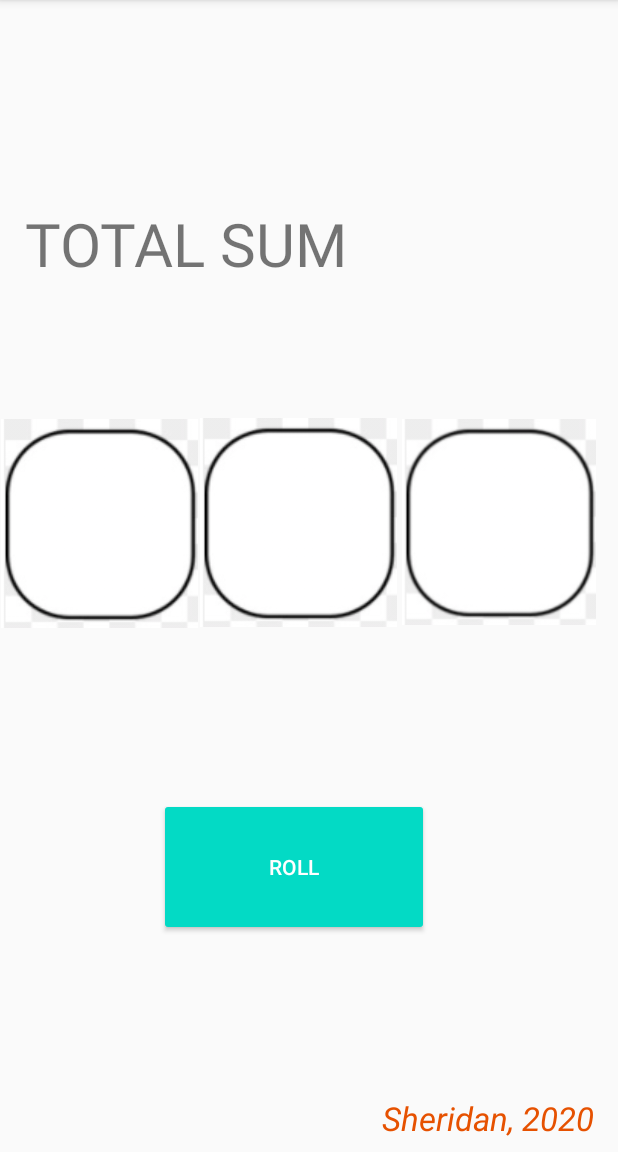
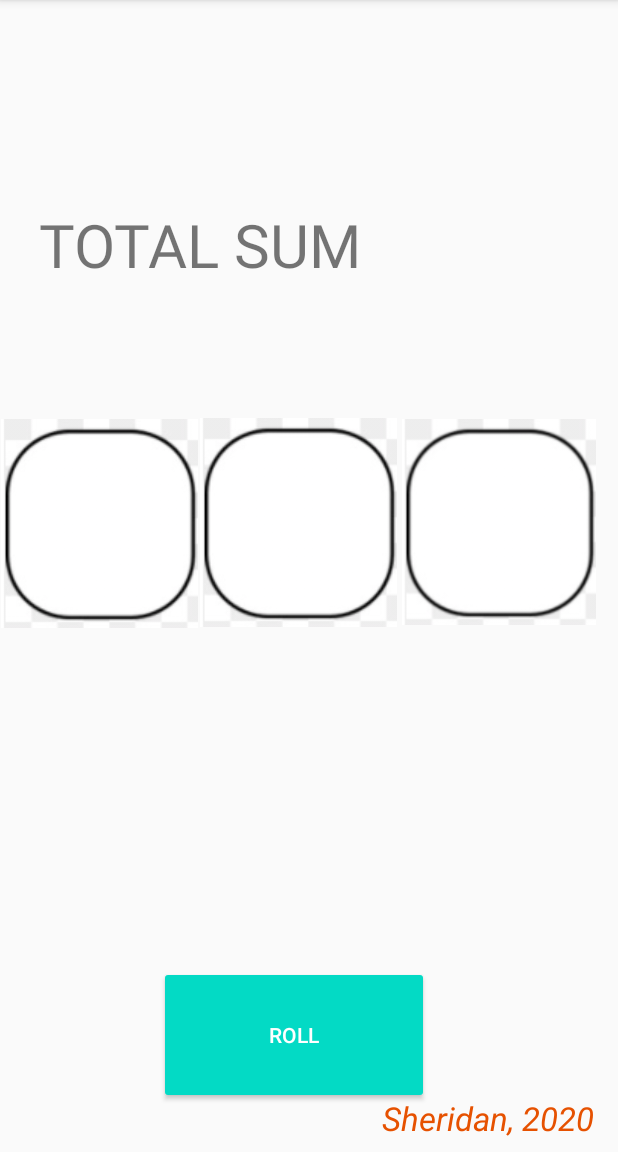
Before and after one commit to MrCoderithm/Assignment2, an Android app: the screen it shows after launch (MainActivity), on a phone screen of 412 x 824 dp, the part 84-1236 px from its top. Run offline under Robolectric (Android 15) with nearby library versions, the phone set to English and light mode, and no system bars; our stand-ins replace data binding, navigation-ui.

Commit message:
Fixed constraints on fragment_input.xml for horizontal and vertical view

```diff
--- a/app/src/main/res/layout/fragment_input.xml
+++ b/app/src/main/res/layout/fragment_input.xml
@@ -33,10 +33,10 @@
             android:textSize="40sp"
             app:layout_constraintBottom_toBottomOf="parent"
             app:layout_constraintEnd_toEndOf="parent"
-            app:layout_constraintHorizontal_bias="0.181"
+            app:layout_constraintHorizontal_bias="0.0"
             app:layout_constraintStart_toStartOf="parent"
             app:layout_constraintTop_toTopOf="parent"
-            app:layout_constraintVertical_bias="0.404" />
+            app:layout_constraintVertical_bias="0.306" />
 
         <TextView
             android:id="@+id/total_sum"
@@ -50,15 +50,17 @@
             android:textSize="40sp"
             app:layout_constraintBottom_toBottomOf="parent"
             app:layout_constraintEnd_toEndOf="parent"
+            app:layout_constraintHorizontal_bias="0.187"
             app:layout_constraintStart_toStartOf="parent"
-            app:layout_constraintTop_toTopOf="parent" />
+            app:layout_constraintTop_toTopOf="parent"
+            app:layout_constraintVertical_bias="0.328" />
 
         <Button
             android:id="@+id/roll_button"
             style="@style/Widget.AppCompat.Button.Colored"
             android:layout_width="180dp"
             android:layout_height="92dp"
-            android:layout_marginBottom="144dp"
+            android:layout_marginBottom="32dp"
             android:text="@string/Roll"
             app:layout_constraintBottom_toBottomOf="parent"
             app:layout_constraintEnd_toEndOf="@+id/space2"
```
